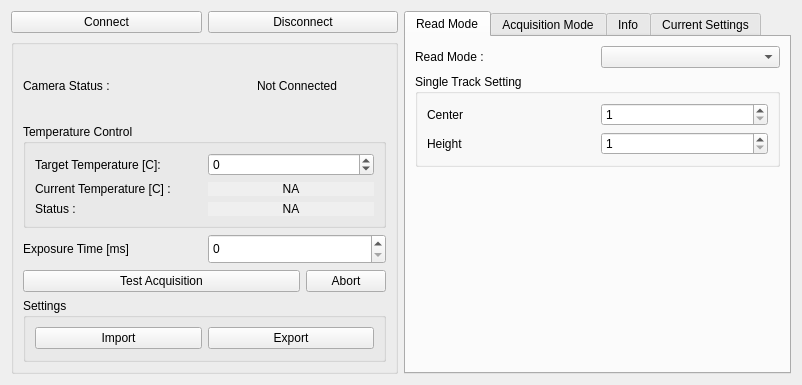
Before: the Qt Designer form src/lumed_andor/ui/andor_ui.ui in lumed-mtl/lumed_andor, drawn with Qt 5.
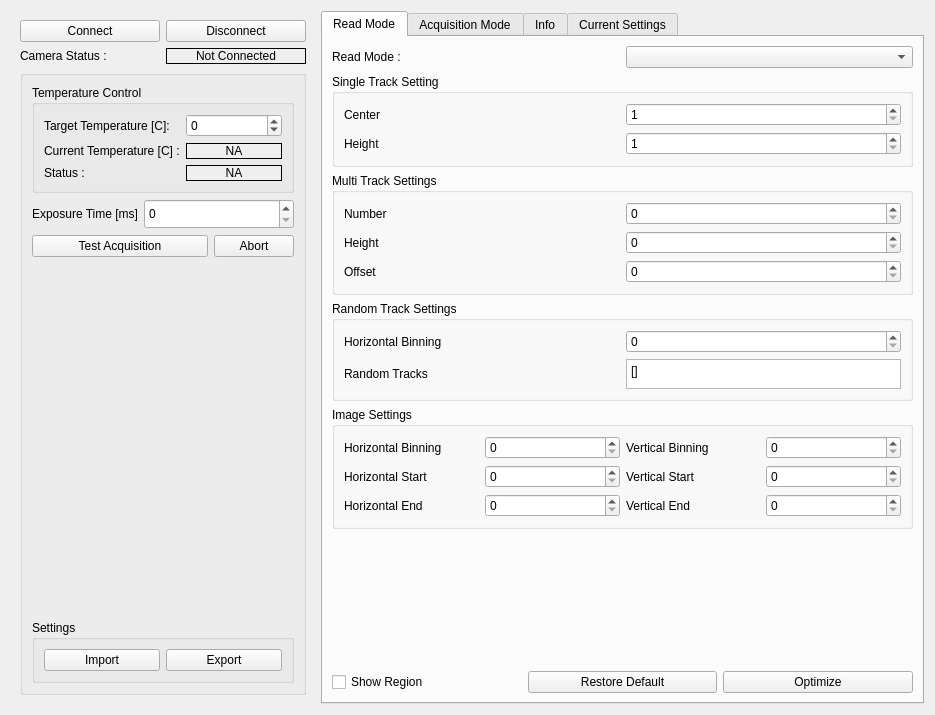
After: the same form once the commit is applied.

What changed in the file:
```diff
--- a/src/lumed_andor/ui/andor_ui.ui
+++ b/src/lumed_andor/ui/andor_ui.ui
@@ -6,8 +6,8 @@
    <rect>
     <x>0</x>
     <y>0</y>
-    <width>802</width>
-    <height>385</height>
+    <width>935</width>
+    <height>715</height>
    </rect>
   </property>
   <property name="sizePolicy">
@@ -21,23 +21,50 @@
   </property>
   <layout class="QHBoxLayout" name="horizontalLayout_3">
    <item>
-    <layout class="QVBoxLayout" name="verticalLayout_2">
+    <widget class="QWidget" name="widgetBasicControl" native="true">
+     <property name="sizePolicy">
+      <sizepolicy hsizetype="Maximum" vsizetype="Preferred">
+       <horstretch>0</horstretch>
+       <verstretch>0</verstretch>
+      </sizepolicy>
+     </property>
+     <layout class="QVBoxLayout" name="verticalLayout_6">
      <item>
-      <layout class="QHBoxLayout" name="connectionLayout">
-       <item>
-        <widget class="QPushButton" name="pushbtnConnect">
+       <layout class="QGridLayout" name="gridLayout_7">
+        <item row="0" column="0">
+         <widget class="QPushButton" name="pushButtonConnect">
          <property name="text">
           <string>Connect</string>
          </property>
         </widget>
        </item>
-       <item>
-        <widget class="QPushButton" name="pushbtnDisconnect">
+        <item row="0" column="1">
+         <widget class="QPushButton" name="pushButtonDisconnect">
          <property name="text">
           <string>Disconnect</string>
          </property>
         </widget>
        </item>
+        <item row="1" column="1">
+         <widget class="QLabel" name="labelCameraStatus">
+          <property name="frameShape">
+           <enum>QFrame::Box</enum>
+          </property>
+          <property name="text">
+           <string>Not Connected</string>
+          </property>
+          <property name="alignment">
+           <set>Qt::AlignCenter</set>
+          </property>
+         </widget>
+        </item>
+        <item row="1" column="0">
+         <widget class="QLabel" name="label">
+          <property name="text">
+           <string>Camera Status :</string>
+          </property>
+         </widget>
+        </item>
       </layout>
      </item>
      <item>
@@ -46,44 +73,21 @@
         <string/>
        </property>
        <layout class="QVBoxLayout" name="verticalLayout_4">
-        <item>
-         <layout class="QHBoxLayout" name="cameraStatusLayout">
-          <item>
-           <widget class="QLabel" name="label">
-            <property name="text">
-             <string>Camera Status :</string>
-            </property>
-           </widget>
-          </item>
-          <item>
-           <widget class="QLabel" name="cameraStatus">
-            <property name="text">
-             <string>Not Connected</string>
-            </property>
-            <property name="alignment">
-             <set>Qt::AlignCenter</set>
-            </property>
-           </widget>
-          </item>
-         </layout>
-        </item>
         <item>
          <widget class="QGroupBox" name="tempControlLayout">
           <property name="title">
            <string>Temperature Control</string>
           </property>
-          <layout class="QVBoxLayout" name="verticalLayout_6">
-           <item>
-            <layout class="QHBoxLayout" name="horizontalLayout_8">
-             <item>
+           <layout class="QGridLayout" name="gridLayout_6">
+            <item row="0" column="0">
               <widget class="QLabel" name="label_6">
                <property name="text">
                 <string>Target Temperature [C]:</string>
                </property>
               </widget>
              </item>
-             <item>
-              <widget class="QSpinBox" name="temperatureSpinBox">
+            <item row="0" column="1">
+             <widget class="QSpinBox" name="spinBoxTargetTemperature">
                <property name="minimum">
                 <number>-100</number>
                </property>
@@ -92,19 +96,15 @@
                </property>
               </widget>
              </item>
-            </layout>
-           </item>
-           <item>
-            <layout class="QHBoxLayout" name="horizontalLayout_9">
-             <item>
+            <item row="1" column="0">
               <widget class="QLabel" name="label_7">
                <property name="text">
                 <string>Current Temperature [C] :</string>
                </property>
               </widget>
              </item>
-             <item>
-              <widget class="QLabel" name="temperatureLabel">
+            <item row="1" column="1">
+             <widget class="QLabel" name="labelCurrentTemperature">
                <property name="minimumSize">
                 <size>
                  <width>75</width>
@@ -114,6 +114,9 @@
                <property name="autoFillBackground">
                 <bool>true</bool>
                </property>
+              <property name="frameShape">
+               <enum>QFrame::Box</enum>
+              </property>
                <property name="text">
                 <string>NA</string>
                </property>
@@ -122,19 +125,15 @@
                </property>
               </widget>
              </item>
-            </layout>
-           </item>
-           <item>
-            <layout class="QHBoxLayout" name="horizontalLayout_10">
-             <item>
+            <item row="2" column="0">
               <widget class="QLabel" name="label_8">
                <property name="text">
                 <string>Status :</string>
                </property>
               </widget>
              </item>
-             <item>
-              <widget class="QLabel" name="coolingStatusLabel">
+            <item row="2" column="1">
+             <widget class="QLabel" name="labelCoolingStatus">
                <property name="minimumSize">
                 <size>
                  <width>75</width>
@@ -144,6 +143,9 @@
                <property name="autoFillBackground">
                 <bool>true</bool>
                </property>
+              <property name="frameShape">
+               <enum>QFrame::Box</enum>
+              </property>
                <property name="text">
                 <string>NA</string>
                </property>
@@ -151,8 +153,6 @@
                 <set>Qt::AlignCenter</set>
                </property>
               </widget>
-             </item>
-            </layout>
            </item>
           </layout>
          </widget>
@@ -203,6 +203,19 @@
           </item>
          </layout>
         </item>
+         <item>
+          <spacer name="verticalSpacer">
+           <property name="orientation">
+            <enum>Qt::Vertical</enum>
+           </property>
+           <property name="sizeHint" stdset="0">
+            <size>
+             <width>20</width>
+             <height>40</height>
+            </size>
+           </property>
+          </spacer>
+         </item>
         <item>
          <widget class="QGroupBox" name="settingsIOGroupBox">
           <property name="title">
@@ -230,12 +243,16 @@
       </widget>
      </item>
     </layout>
+    </widget>
    </item>
    <item>
     <widget class="QTabWidget" name="tabAdvancedControl">
      <property name="currentIndex">
       <number>0</number>
      </property>
+     <property name="usesScrollButtons">
+      <bool>false</bool>
+     </property>
      <widget class="QWidget" name="tabReadMode">
       <attribute name="title">
        <string>Read Mode</string>
@@ -266,54 +283,199 @@
          <property name="title">
           <string>Single Track Setting</string>
          </property>
-         <layout class="QVBoxLayout" name="verticalLayout_8">
-          <item>
-           <layout class="QHBoxLayout" name="horizontalLayout_6">
-            <item>
+         <layout class="QGridLayout" name="gridLayout_4">
+          <item row="0" column="1">
+           <widget class="QSpinBox" name="spinBoxsingleTrackCenter">
+            <property name="minimum">
+             <number>1</number>
+            </property>
+            <property name="maximum">
+             <number>255</number>
+            </property>
+           </widget>
+          </item>
+          <item row="1" column="1">
+           <widget class="QSpinBox" name="spinBoxsingleTrackHeight">
+            <property name="minimum">
+             <number>1</number>
+            </property>
+            <property name="maximum">
+             <number>255</number>
+            </property>
+           </widget>
+          </item>
+          <item row="1" column="0">
+           <widget class="QLabel" name="label_5">
+            <property name="text">
+             <string>Height</string>
+            </property>
+           </widget>
+          </item>
+          <item row="0" column="0">
              <widget class="QLabel" name="label_4">
               <property name="text">
                <string>Center</string>
               </property>
              </widget>
             </item>
-            <item>
-             <widget class="QSpinBox" name="singleTrackCenterSpinBox">
-              <property name="minimum">
-               <number>1</number>
-              </property>
-              <property name="maximum">
-               <number>255</number>
-              </property>
-             </widget>
-            </item>
-           </layout>
+         </layout>
+        </widget>
           </item>
           <item>
-           <layout class="QHBoxLayout" name="horizontalLayout_7">
-            <item>
-             <widget class="QLabel" name="label_5">
+        <widget class="QGroupBox" name="groupBoxMultiTrackSettings">
+         <property name="title">
+          <string>Multi Track Settings</string>
+         </property>
+         <layout class="QGridLayout" name="gridLayout_3">
+          <item row="0" column="0">
+           <widget class="QLabel" name="label_12">
+            <property name="text">
+             <string>Number</string>
+            </property>
+           </widget>
+          </item>
+          <item row="2" column="1">
+           <widget class="QSpinBox" name="spinBoxMultiTrackOffset"/>
+          </item>
+          <item row="0" column="1">
+           <widget class="QSpinBox" name="spinBoxMultiTrackNumber"/>
+          </item>
+          <item row="1" column="1">
+           <widget class="QSpinBox" name="spinBoxMultiTrackHeight"/>
+          </item>
+          <item row="1" column="0">
+           <widget class="QLabel" name="label_13">
               <property name="text">
                <string>Height</string>
               </property>
              </widget>
             </item>
+          <item row="2" column="0">
+           <widget class="QLabel" name="label_14">
+            <property name="text">
+             <string>Offset</string>
+            </property>
+           </widget>
+          </item>
+         </layout>
+        </widget>
+       </item>
             <item>
-             <widget class="QSpinBox" name="singleTrackHeightSpinBox">
-              <property name="minimum">
-               <number>1</number>
-              </property>
-              <property name="maximum">
-               <number>255</number>
+        <widget class="QGroupBox" name="groupBoxRandomTrackSettings">
+         <property name="title">
+          <string>Random Track Settings</string>
+         </property>
+         <layout class="QGridLayout" name="gridLayout_2">
+          <item row="1" column="0">
+           <widget class="QLabel" name="label_16">
+            <property name="text">
+             <string>Random Tracks</string>
               </property>
              </widget>
             </item>
-           </layout>
-          </item>
+          <item row="1" column="1">
+           <widget class="QPlainTextEdit" name="plainTextEditRandomTracks">
+            <property name="sizePolicy">
+             <sizepolicy hsizetype="Preferred" vsizetype="Maximum">
+              <horstretch>0</horstretch>
+              <verstretch>0</verstretch>
+             </sizepolicy>
+            </property>
+            <property name="maximumSize">
+             <size>
+              <width>16777215</width>
+              <height>30</height>
+             </size>
+            </property>
+            <property name="plainText">
+             <string>[]</string>
+            </property>
+           </widget>
+          </item>
+          <item row="0" column="0">
+           <widget class="QLabel" name="label_15">
+            <property name="text">
+             <string>Horizontal Binning</string>
+            </property>
+           </widget>
+          </item>
+          <item row="0" column="1">
+           <widget class="QSpinBox" name="spinBoxRandomTrackHBinning"/>
+          </item>
+         </layout>
+        </widget>
+       </item>
+       <item>
+        <widget class="QGroupBox" name="groupBoxImageSettings">
+         <property name="title">
+          <string>Image Settings</string>
+         </property>
+         <layout class="QGridLayout" name="gridLayout">
+          <item row="2" column="2">
+           <widget class="QLabel" name="label_19">
+            <property name="text">
+             <string>Vertical Start</string>
+            </property>
+           </widget>
+          </item>
+          <item row="3" column="1">
+           <widget class="QSpinBox" name="spinBoxImageHEnd"/>
+          </item>
+          <item row="2" column="0">
+           <widget class="QLabel" name="label_20">
+            <property name="text">
+             <string>Horizontal Start</string>
+            </property>
+           </widget>
+          </item>
+          <item row="1" column="0">
+           <widget class="QLabel" name="label_17">
+            <property name="text">
+             <string>Horizontal Binning</string>
+            </property>
+           </widget>
+          </item>
+          <item row="1" column="1">
+           <widget class="QSpinBox" name="spinBoxImageHBin"/>
+          </item>
+          <item row="2" column="3">
+           <widget class="QSpinBox" name="spinBoxImageVStart"/>
+          </item>
+          <item row="3" column="3">
+           <widget class="QSpinBox" name="spinBoxImageVEnd"/>
+          </item>
+          <item row="3" column="2">
+           <widget class="QLabel" name="label_22">
+            <property name="text">
+             <string>Vertical End</string>
+            </property>
+           </widget>
+          </item>
+          <item row="1" column="3">
+           <widget class="QSpinBox" name="spinBoxImageVBin"/>
+          </item>
+          <item row="1" column="2">
+           <widget class="QLabel" name="label_18">
+            <property name="text">
+             <string>Vertical Binning</string>
+            </property>
+           </widget>
+          </item>
+          <item row="2" column="1">
+           <widget class="QSpinBox" name="spinBoxImageHStart"/>
+          </item>
+          <item row="3" column="0">
+           <widget class="QLabel" name="label_21">
+            <property name="text">
+             <string>Horizontal End</string>
+            </property>
+           </widget>
+          </item>
          </layout>
         </widget>
        </item>
        <item>
-        <spacer name="verticalSpacer">
+        <spacer name="verticalSpacer_3">
          <property name="orientation">
           <enum>Qt::Vertical</enum>
          </property>
@@ -325,6 +487,31 @@
          </property>
         </spacer>
        </item>
+       <item>
+        <layout class="QHBoxLayout" name="horizontalLayout_6">
+         <item>
+          <widget class="QCheckBox" name="checkBoxShowRegion">
+           <property name="text">
+            <string>Show Region</string>
+           </property>
+          </widget>
+         </item>
+         <item>
+          <widget class="QPushButton" name="pushButtonReadModeDefault">
+           <property name="text">
+            <string>Restore Default</string>
+           </property>
+          </widget>
+         </item>
+         <item>
+          <widget class="QPushButton" name="pushButtonReadModeOptimize">
+           <property name="text">
+            <string>Optimize</string>
+           </property>
+          </widget>
+         </item>
+        </layout>
+       </item>
       </layout>
      </widget>
      <widget class="QWidget" name="tabAcquisitionMode">
```
Left out of the diff: 41 changed lines with no effect on the pictures. Lines whose indentation alone changed are shown as unchanged.
